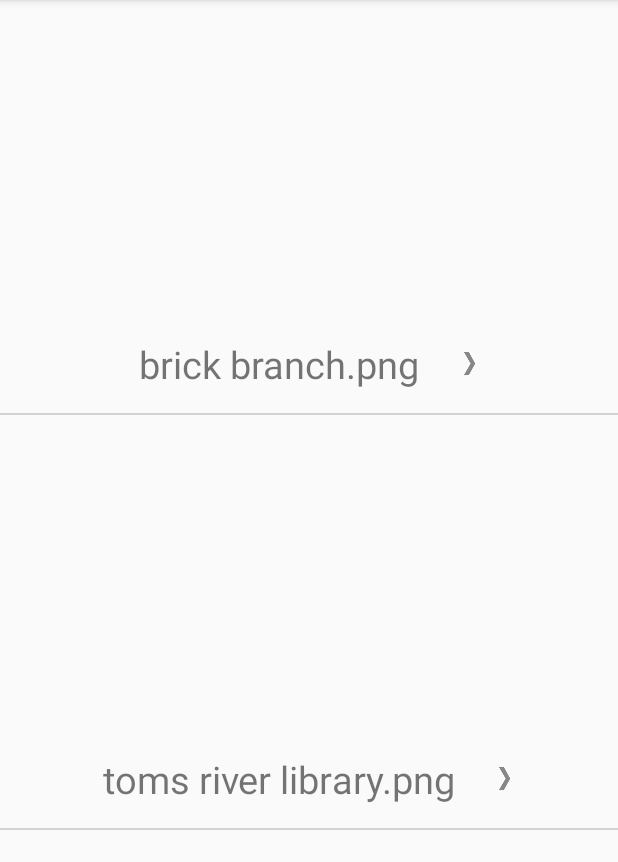
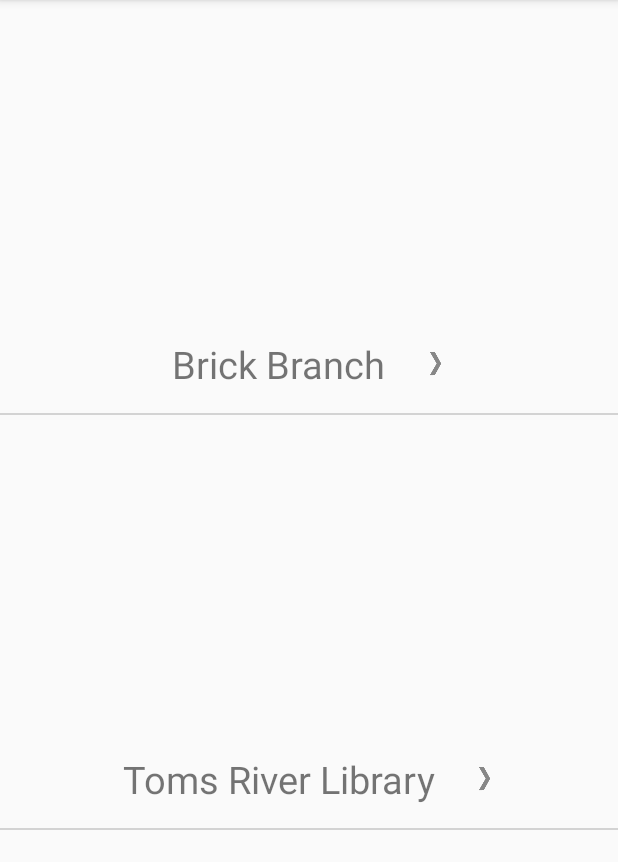
Before and after one commit to gfitz/upgraded-ocean-county-library, an Android app: the LibraryLocatorFragment screen opened directly, with no data from a screen before it, on a phone screen of 412 x 824 dp, the part 84-946 px from its top. Run offline under Robolectric (Android 15) with nearby library versions, the phone set to English and light mode, and no system bars.

Commit message:
code cleanup + worked on librarynames

```diff
--- a/app/src/main/java/com/sunlightsoftware/android/ocean_county_library/components/manager/LibraryManager.java
+++ b/app/src/main/java/com/sunlightsoftware/android/ocean_county_library/components/manager/LibraryManager.java
@@ -43,9 +43,11 @@ public class LibraryManager {
             String libraryName = "";
             String nameComponents[] = filename.split("_");
 
-            for (String nameCoponent: nameComponents) {
-                libraryName +=  (nameCoponent + " ");
+            for (String nameComponent: nameComponents) {
+
+                libraryName +=  Character.toUpperCase(nameComponent.charAt(0)) + nameComponent.substring(1) + " ";
             }
+            libraryName = libraryName.replace(".png", "");
             String assetPath = LIBRARY_FOLDER + "/" + filename;
             Library library = new Library(libraryName, assetPath);
             mLibraries.add(library);
--- a/app/src/main/java/com/sunlightsoftware/android/ocean_county_library/components/utils/AsyncDrawable.java
+++ b/app/src/main/java/com/sunlightsoftware/android/ocean_county_library/components/utils/AsyncDrawable.java
@@ -1,7 +1,5 @@
 package com.sunlightsoftware.android.ocean_county_library.components.utils;
 
-import android.content.res.AssetManager;
-import android.graphics.Bitmap;
 import android.graphics.drawable.BitmapDrawable;
 
 import java.lang.ref.WeakReference;
@@ -13,7 +11,6 @@ import java.lang.ref.WeakReference;
 public class AsyncDrawable extends BitmapDrawable{
     private final WeakReference<BitmapWorkerTask> mBitmapWorkerTaskWeakReference;
 
-    //MAY NEED TO CHANGE FROMR ESOURCES TO ASSRT MANAGER
     public AsyncDrawable(BitmapWorkerTask bitmapWorkerTask) {
         mBitmapWorkerTaskWeakReference = new WeakReference<BitmapWorkerTask>(bitmapWorkerTask);
     }
--- a/app/src/main/java/com/sunlightsoftware/android/ocean_county_library/modules/library_locator/LibraryLocatorFragment.java
+++ b/app/src/main/java/com/sunlightsoftware/android/ocean_county_library/modules/library_locator/LibraryLocatorFragment.java
@@ -1,8 +1,6 @@
 package com.sunlightsoftware.android.ocean_county_library.modules.library_locator;
 
-import android.graphics.Bitmap;
 import android.graphics.Point;
-import android.graphics.drawable.Drawable;
 import android.os.Bundle;
 import android.support.annotation.Nullable;
 import android.support.v4.app.Fragment;
@@ -11,12 +9,11 @@ import android.support.v7.widget.RecyclerView;
 import android.view.LayoutInflater;
 import android.view.View;
 import android.view.ViewGroup;
-import android.view.ViewTreeObserver;
 import android.widget.ImageView;
 import android.widget.TextView;
 
 import com.sunlightsoftware.android.ocean_county_library.R;
-import com.sunlightsoftware.android.ocean_county_library.components.manager.*;
+import com.sunlightsoftware.android.ocean_county_library.components.manager.LibraryManager;
 import com.sunlightsoftware.android.ocean_county_library.components.utils.AsyncDrawable;
 import com.sunlightsoftware.android.ocean_county_library.components.utils.BitmapWorkerTask;
 import com.sunlightsoftware.android.ocean_county_library.components.utils.ImageUtils;
```
Also changed, not shown: app/src/main/java/com/sunlightsoftware/android/ocean_county_library/components/utils/ImageUtils.java (+0 -62 lines).
